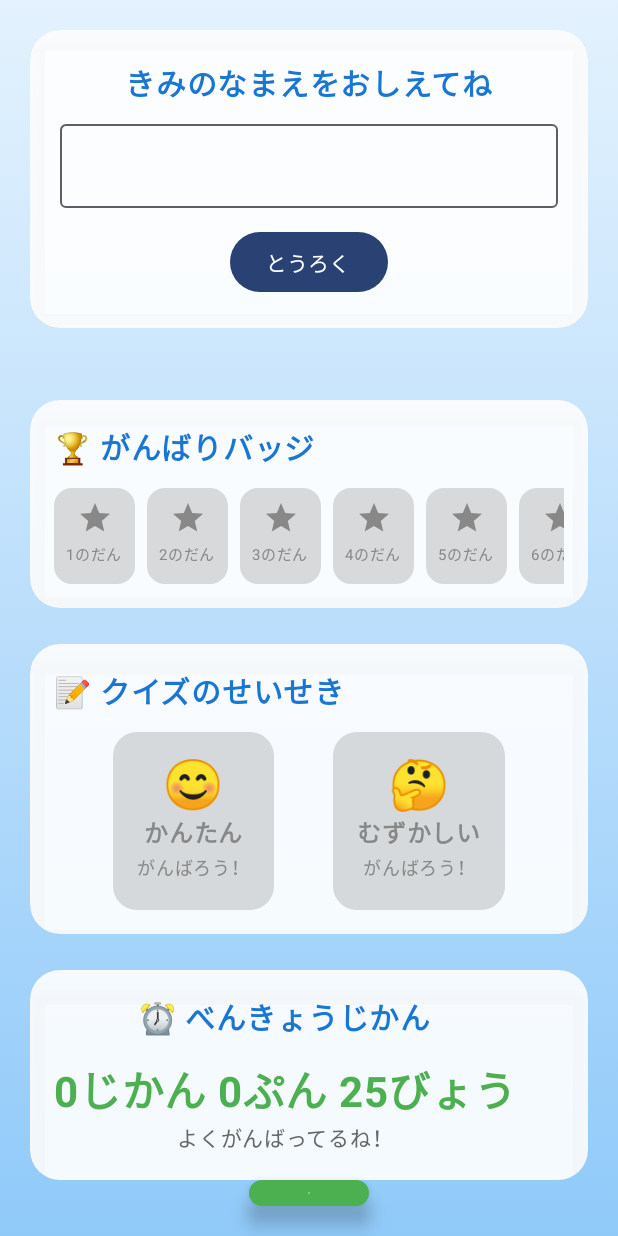
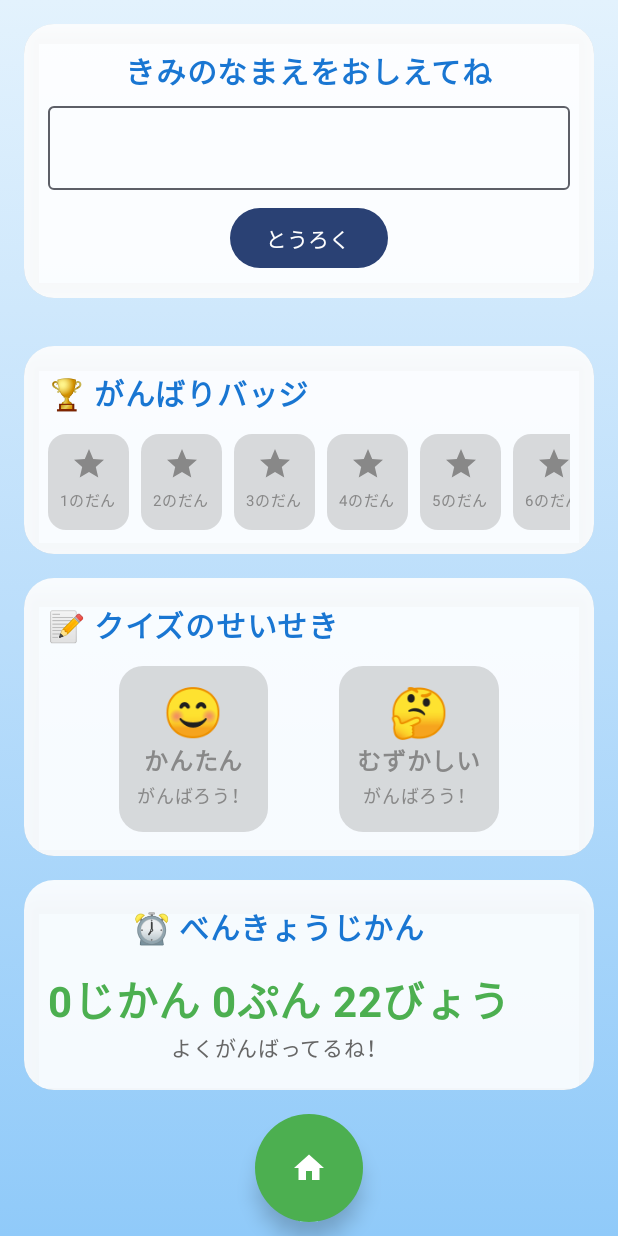
Before and after one commit to N-plus/ukyo_android_kuku, an Android app built with Jetpack Compose: the ProfileScreen screen opened through its navigation route, on a phone screen of 412 x 824 dp. Run offline under Robolectric (Android 15) with nearby library versions, the phone set to English and light mode, and no system bars.

Commit message:
20250808 初回リリース直前

```diff
--- a/app/src/main/java/com/example/kukutrainer/navigation/NavGraph.kt
+++ b/app/src/main/java/com/example/kukutrainer/navigation/NavGraph.kt
@@ -89,8 +89,9 @@ fun KukuNavGraph(
             arguments = listOf(
                 navArgument(Screen.QuizResult.KEY_DIFFICULTY) { type = NavType.IntType },
                 navArgument(Screen.QuizResult.KEY_CORRECT) { type = NavType.IntType },
-                navArgument(Screen.QuizResult.KEY_TOTAL) { type = NavType.IntType }
-            )
+                navArgument(Screen.QuizResult.KEY_TOTAL) { type = NavType.IntType },
+                navArgument(Screen.QuizResult.KEY_DURATION) { type = NavType.LongType }
+                      )
         ) { backStackEntry ->
             val diff = backStackEntry.arguments?.getInt(Screen.QuizResult.KEY_DIFFICULTY) ?: 0
             val correct = backStackEntry.arguments?.getInt(Screen.QuizResult.KEY_CORRECT) ?: 0
--- a/app/src/main/java/com/example/kukutrainer/navigation/Screens.kt
+++ b/app/src/main/java/com/example/kukutrainer/navigation/Screens.kt
@@ -18,7 +18,7 @@ sealed class Screen(val route: String) {
         const val KEY_DIFFICULTY = "difficulty"
         fun createRoute(diff: Int) = "quiz/$diff"
     }
-    data object QuizResult : Screen("quiz_result/{difficulty}/{correct}/{total}") {
+    data object QuizResult : Screen("quiz_result/{difficulty}/{correct}/{total}/{duration}") {
         const val KEY_DIFFICULTY = "difficulty"
         const val KEY_CORRECT = "correct"
         const val KEY_TOTAL = "total"
--- a/app/src/main/java/com/example/kukutrainer/ui/home/HomeScreen.kt
+++ b/app/src/main/java/com/example/kukutrainer/ui/home/HomeScreen.kt
@@ -265,9 +265,10 @@ fun KidsHeader(@DrawableRes imageRes: Int, userName: String) {
         )
 
         Text(
-            text = "きょうも いっしょに あそぼうね",
+            text = "きょうも いっしょに がんばろうね！",
             fontSize = 16.sp,
-            color = Color(0xFF34495E),
+            fontWeight = FontWeight.Bold,
+            color = Color(0xFFD073E3),
             textAlign = TextAlign.Center
         )
     }
--- a/app/src/main/java/com/example/kukutrainer/ui/parents/ForParentsScreen.kt
+++ b/app/src/main/java/com/example/kukutrainer/ui/parents/ForParentsScreen.kt
@@ -159,7 +159,7 @@ fun ForParentsScreen(onNavigateBack: () -> Unit = {}) {
                             )
                             Spacer(modifier = Modifier.width(8.dp))
                             Text(
-                                text = "いつもお子さまの\"学び\"を支えてくださる\nお父さま、お母さまへ",
+                                text = "いつも、こどもの\n\"学び\"を支えている\nママ、パパへ",
                                 fontSize = 16.sp,
                                 fontWeight = FontWeight.Bold,
                                 color = Color(0xFF424242),
--- a/app/src/main/java/com/example/kukutrainer/ui/profile/ProfileScreen.kt
+++ b/app/src/main/java/com/example/kukutrainer/ui/profile/ProfileScreen.kt
@@ -7,6 +7,8 @@ import androidx.compose.foundation.Image
 import androidx.compose.foundation.background
 import androidx.compose.foundation.layout.Arrangement
 import androidx.compose.foundation.layout.Box
+import androidx.compose.foundation.rememberScrollState
+import androidx.compose.foundation.verticalScroll
 import androidx.compose.foundation.layout.Column
 import androidx.compose.foundation.layout.Row
 import androidx.compose.foundation.layout.Spacer
@@ -103,33 +105,34 @@ fun ProfileScreen(navController: NavHostController) {
         Column(
             modifier = Modifier
                 .fillMaxSize()
-                .padding(20.dp)
+                .verticalScroll(rememberScrollState())
+                .padding(16.dp)
                 .scale(bounceAnim),
             horizontalAlignment = Alignment.CenterHorizontally
         ) {
             NameInputSection()
 
-            Spacer(modifier = Modifier.height(24.dp))
+            Spacer(modifier = Modifier.height(16.dp))
 
             CharacterSection(characterInfo)
 
-            Spacer(modifier = Modifier.height(24.dp))
+            Spacer(modifier = Modifier.height(16.dp))
 
             BadgeSection(badges)
 
-            Spacer(modifier = Modifier.height(24.dp))
+            Spacer(modifier = Modifier.height(16.dp))
 
             QuizStatusSection(easyQuizCleared, hardQuizCleared)
 
-            Spacer(modifier = Modifier.height(24.dp))
+            Spacer(modifier = Modifier.height(16.dp))
 
             StudyTimeSection()
 
-            Spacer(modifier = Modifier.weight(1f))
+            Spacer(modifier = Modifier.height(16.dp))
 
             HomeButton { navController.navigate(Screen.Home.route) }
 
-            Spacer(modifier = Modifier.height(20.dp))
+            Spacer(modifier = Modifier.height(16.dp))
         }
     }
 }
@@ -149,7 +152,7 @@ private fun NameInputSection() {
         elevation = CardDefaults.cardElevation(defaultElevation = 8.dp)
     ) {
         Column(
-            modifier = Modifier.padding(20.dp),
+            modifier = Modifier.padding(16.dp),
             horizontalAlignment = Alignment.CenterHorizontally
         ) {
             Text(
@@ -159,7 +162,7 @@ private fun NameInputSection() {
                 color = Color(0xFF1976D2)
             )
 
-            Spacer(modifier = Modifier.height(12.dp))
+            Spacer(modifier = Modifier.height(8.dp))
 
             OutlinedTextField(
                 value = name,
@@ -168,7 +171,7 @@ private fun NameInputSection() {
                 modifier = Modifier.fillMaxWidth()
             )
 
-            Spacer(modifier = Modifier.height(12.dp))
+            Spacer(modifier = Modifier.height(8.dp))
 
             Button(
                 onClick = {
@@ -212,7 +215,7 @@ private fun CharacterSection(info: Pair<String, Int>?) {
     ) {
         Column(
             modifier = Modifier
-                .padding(20.dp)
+                .padding(16.dp)
                 .fillMaxWidth(),
             horizontalAlignment = Alignment.CenterHorizontally
         ) {
@@ -224,7 +227,7 @@ private fun CharacterSection(info: Pair<String, Int>?) {
                     .scale(characterScale)
             )
 
-            Spacer(modifier = Modifier.height(12.dp))
+            Spacer(modifier = Modifier.height(8.dp))
 
             Text(
                 text = info.first,
@@ -379,7 +382,7 @@ private fun QuizStatusItem(title: String, isCleared: Boolean, emoji: String) {
                     Color.Gray.copy(alpha = 0.3f),
                 RoundedCornerShape(16.dp)
             )
-            .padding(16.dp)
+            .padding(12.dp)
     ) {
         Text(
             text = emoji,
@@ -474,7 +477,7 @@ private fun HomeButton(onClick: () -> Unit) {
             onClick()
         },
         modifier = Modifier
-            .size(80.dp)
+            .size(72.dp)
             .scale(buttonScale),
         shape = CircleShape,
         colors = ButtonDefaults.buttonColors(
@@ -489,7 +492,7 @@ private fun HomeButton(onClick: () -> Unit) {
             imageVector = Icons.Default.Home,
             contentDescription = "ホーム",
             tint = Color.White,
-            modifier = Modifier.size(32.dp)
+            modifier = Modifier.size(28.dp)
         )
     }
 
--- a/app/src/main/java/com/example/kukutrainer/ui/quiz/QuizResultScreen.kt
+++ b/app/src/main/java/com/example/kukutrainer/ui/quiz/QuizResultScreen.kt
@@ -65,7 +65,7 @@ fun QuizResultScreen(
             "パーフェクト！\nすごいすごい！！",
             "🎉",
             Color(0xFFFFD700), // ゴールド
-            listOf("🎉", "✨", "🌟", "👏", "🎊")
+            listOf("🌸", "💮", "🌺", "🌼", "💐")
         )
         isGoodScore -> Tuple4(
             "とってもよくできました！\nすばらしい！",
```
Also changed, not shown: app/src/main/java/com/example/kukutrainer/ui/character/CharacterSelectionScreen.kt (+10 -9 lines).
